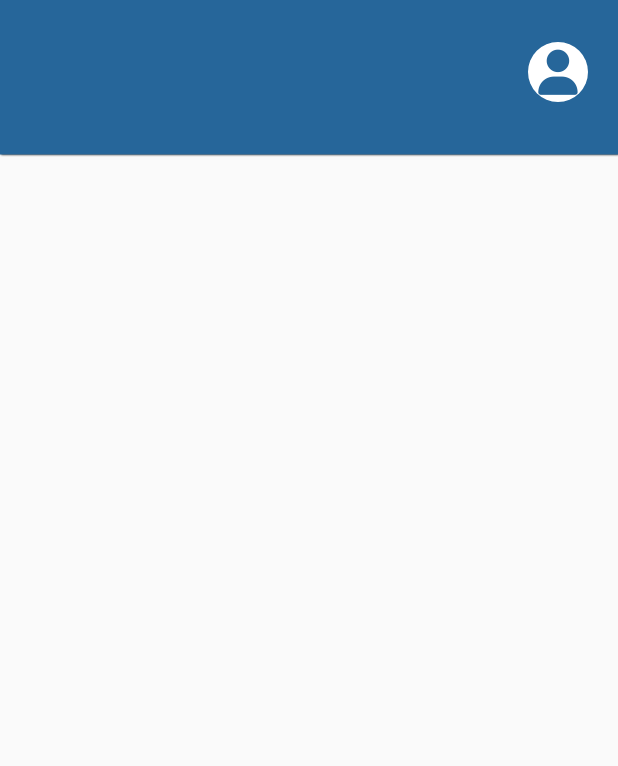
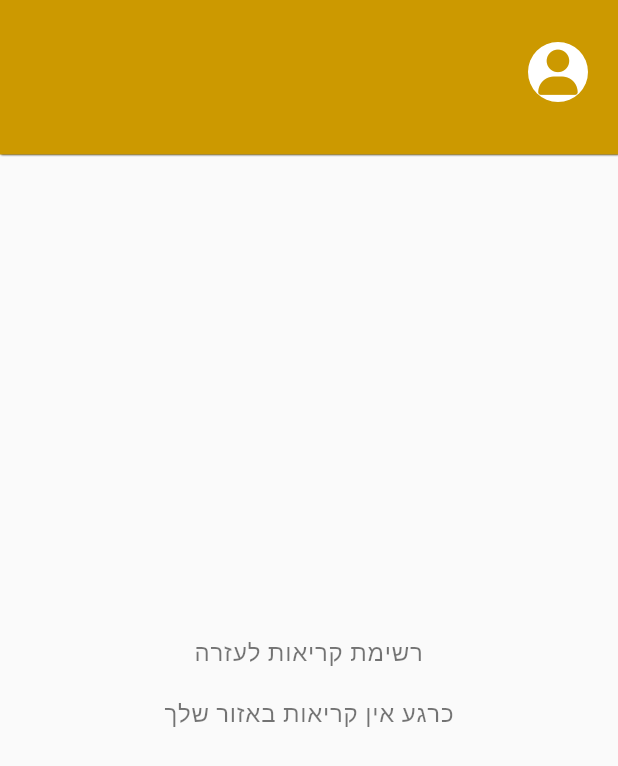
Before and after one commit to EliranAm/life_compass_app, a Flutter app: the HelperMainScreen screen opened by its route, on a phone screen of 412 x 824 dp. Shown: the top 766 px of the screen. Run offline on Flutter 3.47's test engine with Material 2 defaults, Android fonts, the phone set to English and light mode, and no system bars; our stand-ins replace cloud_firestore, firebase_auth, firebase_messaging, flutter_icons, geolocator, google_fonts and 2 more; missing offline and left inert: geocoder; accounts and stored records are empty; Roboto replaces fonts that are missing (Heebo).

Commit message:
Change Helpers color theme. Add application icon. Change application name. Fix keyboard type in contact information card. Update helper main screen. Fix time calculation.

```diff
--- a/lib/components/call_for_help_card.dart
+++ b/lib/components/call_for_help_card.dart
@@ -19,7 +19,7 @@ class CallForHelpCard extends StatelessWidget {
         child: ListTile(
           onTap: onTap,
           leading: CircleAvatar(
-            backgroundColor: Theme.of(context).primaryColor,
+            backgroundColor: Theme.of(context).accentColor,
             child: Icon(
               FlutterIcons.ios_notifications_ion,
               color: Colors.white,
--- a/lib/components/contact_form.dart
+++ b/lib/components/contact_form.dart
@@ -1,4 +1,5 @@
 import 'package:flutter/material.dart';
+import 'package:flutter/services.dart';
 import 'package:lifecompassapp/models/contact_info.dart';
 import 'package:lifecompassapp/services/fields_validator.dart';
 
@@ -63,7 +64,10 @@ class _ContactFormState extends State<ContactForm> {
                 padding: EdgeInsets.only(left: 16, right: 16, bottom: 24),
                 child: TextFormField(
                   initialValue: widget.contact.phoneNumber,
-                  onSaved: (val) => widget.contact.phoneNumber = val,
+                  keyboardType: TextInputType.phone,
+                  inputFormatters: [
+                    WhitelistingTextInputFormatter.digitsOnly,
+                  ],
                   validator: (val) =>
                   FieldsValidator.isValidPhoneNumber(val) ? null : 'מספר טלפון לא תקין',
                   decoration: InputDecoration(
--- a/lib/screens/help_details_screen.dart
+++ b/lib/screens/help_details_screen.dart
@@ -43,7 +43,7 @@ class HelpDetailsScreen extends StatelessWidget {
                   child: Text(
                     'ביטול',
                     style: TextStyle(
-                      color: Theme.of(context).primaryColor,
+                      color: Theme.of(context).accentColor,
                       fontSize: 18.0,
                     ),
                   ),
@@ -55,7 +55,7 @@ class HelpDetailsScreen extends StatelessWidget {
                   child: Text(
                     'אישור',
                     style: TextStyle(
-                      color: Theme.of(context).primaryColor,
+                      color: Theme.of(context).accentColor,
                       fontSize: 18.0,
                     ),
                   ),
@@ -116,7 +116,7 @@ class HelpDetailsScreen extends StatelessWidget {
               ),
               RoundedButton(
                 title: 'הגבתי לקריאה',
-                color: kPrimaryColor,
+                color: kAccentColor,
                 onPressed: () async {
                   bool isApproved = await _showDialog(context);
                   if (isApproved) {
--- a/lib/screens/helper_main_screen.dart
+++ b/lib/screens/helper_main_screen.dart
@@ -43,7 +43,11 @@ class _HelperMainScreenState extends State<HelperMainScreen> {
 
   @override
   Widget build(BuildContext context) {
-    return Directionality(
+    return WillPopScope(
+      onWillPop: () async {
+        return false;
+      },
+      child: Directionality(
         textDirection: TextDirection.rtl,
         child: Scaffold(
           body: SafeArea(
@@ -55,6 +59,7 @@ class _HelperMainScreenState extends State<HelperMainScreen> {
             ),
           ),
         ),
+      ),
     );
   }
 
@@ -63,7 +68,7 @@ class _HelperMainScreenState extends State<HelperMainScreen> {
           Expanded(
             child: Container(
               decoration: BoxDecoration(
-                color: Theme.of(context).primaryColor,
+                color: Theme.of(context).accentColor,
                 boxShadow: [
                   BoxShadow(
                     color: Colors.black,
@@ -107,7 +112,7 @@ class _HelperMainScreenState extends State<HelperMainScreen> {
           ),
         ),
         leading: CircleAvatar(
-          foregroundColor: kPrimaryColor,
+          foregroundColor: kAccentColor,
           backgroundColor: Colors.white,
           radius: 20.0,
           child: Icon(
@@ -132,7 +137,7 @@ class CallsStream extends StatelessWidget {
           return Center(
             child: CircularProgressIndicator(
               backgroundColor: Colors.transparent,
-              valueColor: AlwaysStoppedAnimation<Color>(kPrimaryColor),
+              valueColor: AlwaysStoppedAnimation<Color>(kAccentColor),
             ),
           );
         }
@@ -170,11 +175,28 @@ class CallsStream extends StatelessWidget {
         }
 
         // return widget to display
-        return Container(
+        return messagesList.length == 0
+            ? Center(
+                child: Container(
+                  child: Text(
+                    'רשימת קריאות לעזרה'
+                    '\n\n'
+                    'כרגע אין קריאות באזור שלך',
+                    textAlign: TextAlign.center,
+                    style: TextStyle(
+                      fontSize: 16.0,
+                      letterSpacing: 0.5,
+                      color: Colors.black54,
+                    ),
+                  ),
+                ),
+              )
+            : Container(
                 alignment: Alignment.topCenter,
                 child: ListView(
                   //reverse: true,
-            padding: EdgeInsets.symmetric(horizontal: 10.0, vertical: 20.0),
+                  padding:
+                      EdgeInsets.symmetric(horizontal: 10.0, vertical: 20.0),
                   children: messagesList,
                 ),
               );
--- a/pubspec.yaml
+++ b/pubspec.yaml
@@ -38,9 +38,14 @@ dependencies:
 dev_dependencies:
   flutter_test:
     sdk: flutter
+  flutter_launcher_icons: ^0.7.5
 
 # For information on the generic Dart part of this file, see the
 # following page: https://dart.dev/tools/pub/pubspec
+flutter_icons:
+  android: "launcher_icon"
+  ios: true
+  image_path: "assets/images/icon.png"
 
 # The following section is specific to Flutter.
 flutter:
```
Also changed, not shown: lib/constants.dart (+17 -0 lines), lib/screens/helper_registration.dart (+5 -4 lines), lib/services/date_time_handler.dart (+6 -3 lines), assets/images/icon.png (added), pubspec.lock, 28 other files. Lines whose indentation alone changed are shown as unchanged.
